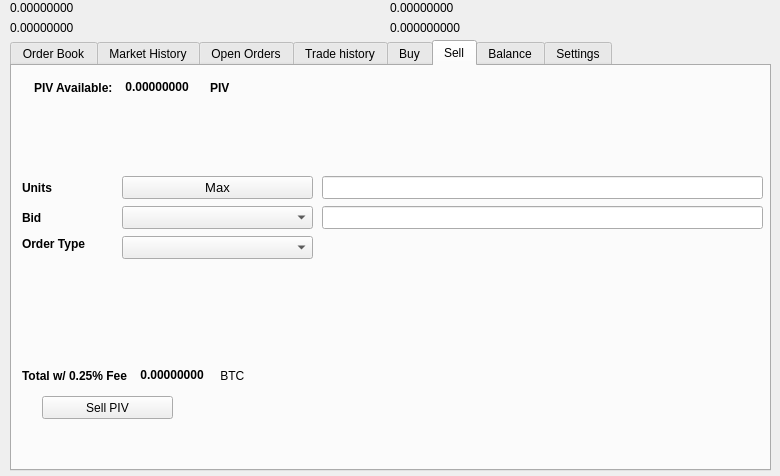
Qt form src/qt/forms/tradingdialog.ui (therealredvoid/WIREX) before a commit.
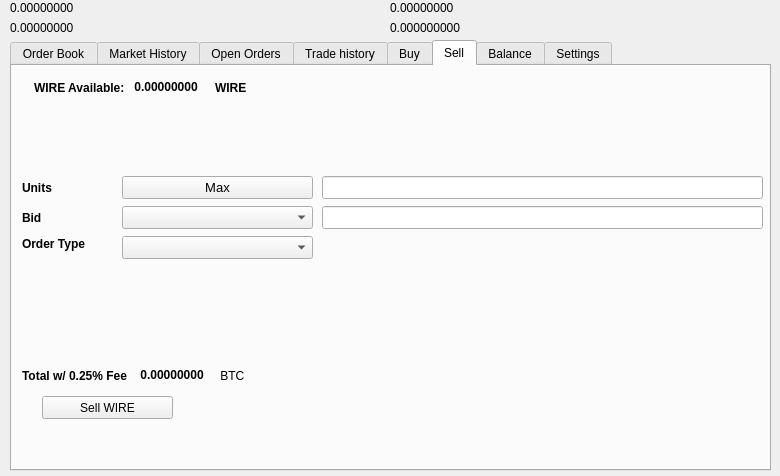
The same form after that commit. The open tabs and pages were chosen to show the change. Icons and pictures are not drawn.

The edit to the form file:
```diff
--- a/src/qt/forms/tradingdialog.ui
+++ b/src/qt/forms/tradingdialog.ui
@@ -1751,7 +1751,7 @@
       </rect>
      </property>
      <property name="text">
-      <string>Sell PIV</string>
+      <string>Sell WIRE</string>
      </property>
      <property name="icon">
       <iconset resource="../wire">
@@ -1777,7 +1777,7 @@
          </font>
         </property>
         <property name="text">
-         <string>PIV Available:</string>
+         <string>WIRE Available:</string>
         </property>
        </widget>
       </item>
@@ -2221,7 +2221,7 @@
          </font>
         </property>
         <property name="text">
-         <string>PIV</string>
+         <string>WIRE</string>
         </property>
        </widget>
       </item>
```
Left out of the diff: 32 changed lines with no effect on the pictures.
